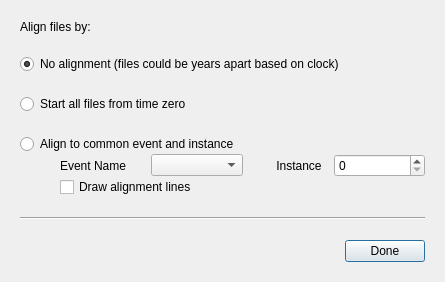
Before: the Qt Designer form visualizer/dialogs/TimeAlignDialog.ui in michaelboth/EventAnalyzer, drawn with Qt 5.
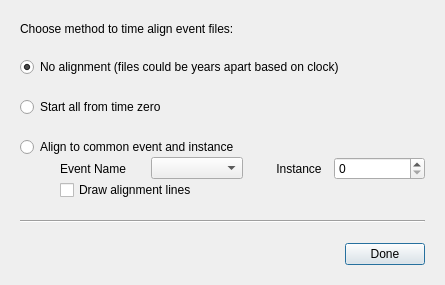
After: the same form once the commit is applied.

Commit message: Implementing time alignment feature

The edit to the form file:
```diff
--- a/visualizer/dialogs/TimeAlignDialog.ui
+++ b/visualizer/dialogs/TimeAlignDialog.ui
@@ -7,7 +7,7 @@
     <x>0</x>
     <y>0</y>
     <width>445</width>
-    <height>271</height>
+    <height>285</height>
    </rect>
   </property>
   <property name="windowTitle">
@@ -16,7 +16,7 @@
   <property name="modal">
    <bool>true</bool>
   </property>
-  <layout class="QVBoxLayout" name="verticalLayout_3">
+  <layout class="QVBoxLayout" name="verticalLayout_4">
    <property name="spacing">
     <number>20</number>
    </property>
@@ -32,15 +32,15 @@
    <property name="bottomMargin">
     <number>20</number>
    </property>
-   <item>
-    <layout class="QVBoxLayout" name="verticalLayout_2">
      <item>
       <widget class="QLabel" name="label">
        <property name="text">
-        <string>Align files by:</string>
+      <string>Choose method to time align event files:</string>
        </property>
       </widget>
      </item>
+   <item>
+    <layout class="QVBoxLayout" name="verticalLayout_3">
      <item>
       <widget class="QRadioButton" name="noAlignmentRadio">
        <property name="text">
@@ -54,12 +54,12 @@
      <item>
       <widget class="QRadioButton" name="startFromZeroRadio">
        <property name="text">
-        <string>Start all files from time zero</string>
+        <string>Start all from time zero</string>
        </property>
       </widget>
      </item>
      <item>
-      <layout class="QVBoxLayout" name="verticalLayout">
+      <layout class="QVBoxLayout" name="verticalLayout_2">
        <property name="spacing">
         <number>0</number>
        </property>
@@ -71,6 +71,30 @@
         </widget>
        </item>
        <item>
+        <widget class="QFrame" name="alignToCommonFrame">
+         <property name="frameShape">
+          <enum>QFrame::NoFrame</enum>
+         </property>
+         <property name="frameShadow">
+          <enum>QFrame::Raised</enum>
+         </property>
+         <layout class="QVBoxLayout" name="verticalLayout">
+          <property name="spacing">
+           <number>0</number>
+          </property>
+          <property name="leftMargin">
+           <number>0</number>
+          </property>
+          <property name="topMargin">
+           <number>0</number>
+          </property>
+          <property name="rightMargin">
+           <number>0</number>
+          </property>
+          <property name="bottomMargin">
+           <number>0</number>
+          </property>
+          <item>
         <layout class="QHBoxLayout" name="horizontalLayout">
          <item>
           <spacer name="horizontalSpacer_2">
@@ -136,6 +160,9 @@
           </widget>
          </item>
         </layout>
+          </item>
+         </layout>
+        </widget>
        </item>
       </layout>
      </item>
```
Lines whose indentation alone changed are shown as unchanged. The commit also changes 8 other files.
